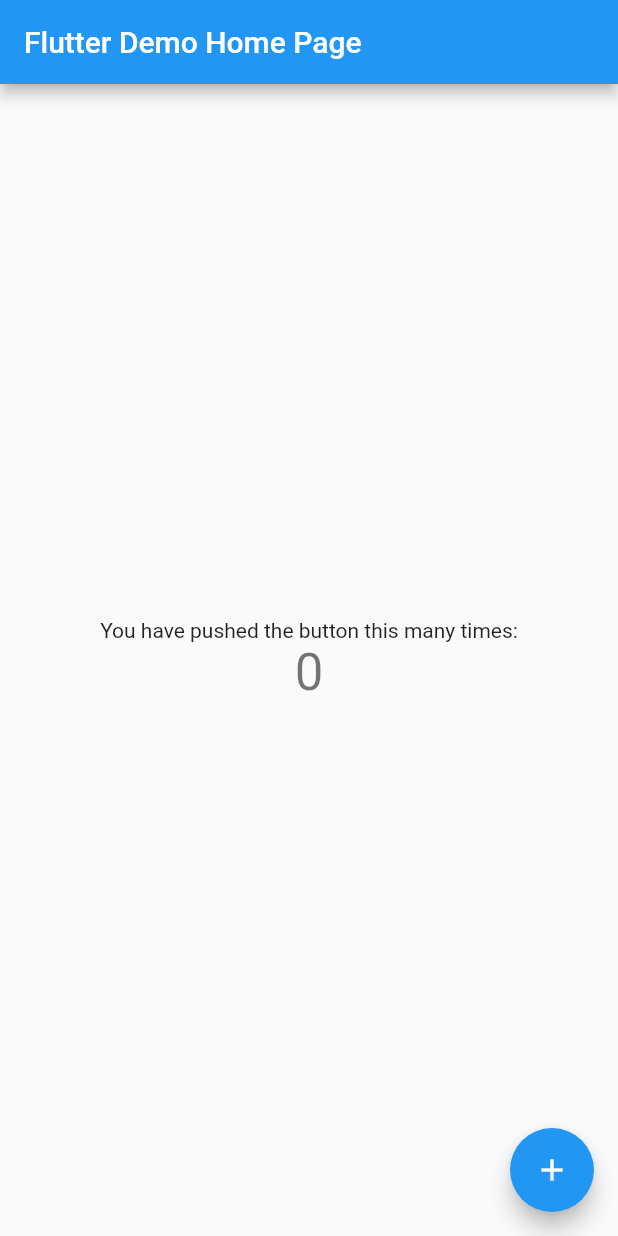
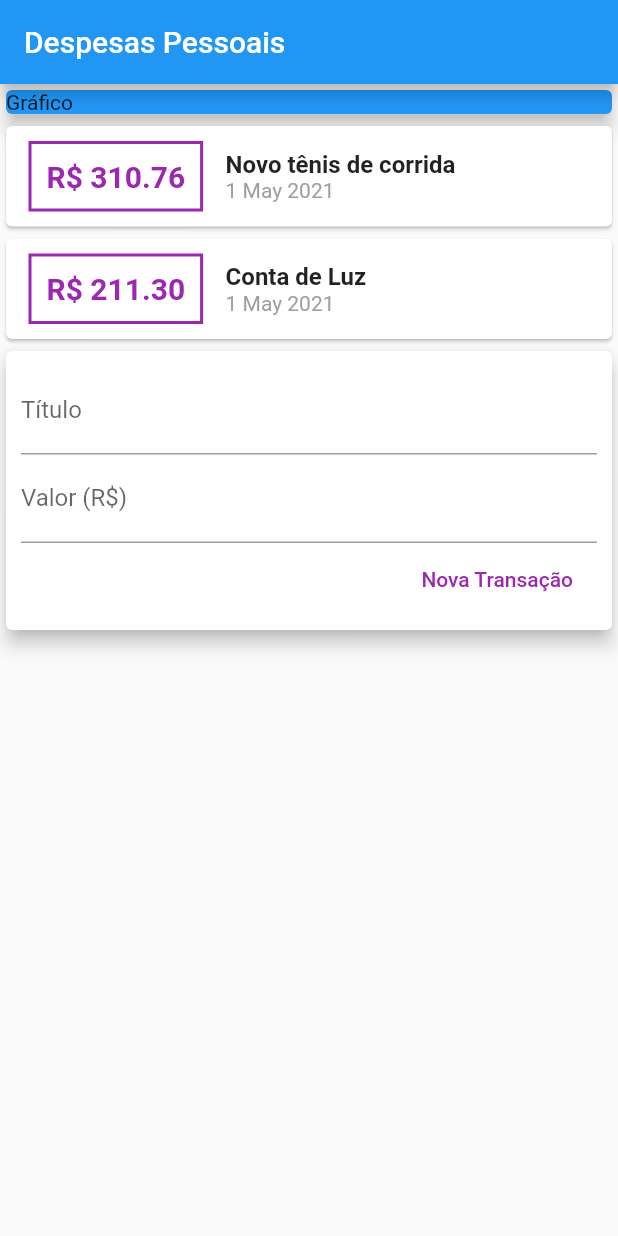
Before and after one commit to joaosatiro/study-flutter, a Flutter app: the screen it shows after launch, on a phone screen of 412 x 824 dp. Run offline on Flutter 3.47's test engine with Material 2 defaults, Android fonts, the phone set to English and light mode, and no system bars.

Commit message:
create components

```diff
--- /dev/null
+++ b/expenses/lib/components/transaction_form.dart
@@ -0,0 +1,43 @@
+import 'package:flutter/material.dart';
+
+class TransactionForm extends StatelessWidget {
+
+  final titleController = TextEditingController();
+  final valueController = TextEditingController();
+
+  @override
+  Widget build(BuildContext context) {
+    return Card(
+      elevation: 5,
+      child: Padding(
+        padding: const EdgeInsets.all(10),
+        child: Column(
+          children: [
+            TextField(
+              controller: titleController,
+              decoration: InputDecoration(
+                labelText: 'Título',
+              ),
+            ),
+            TextField(
+              controller: valueController,
+              decoration: InputDecoration(
+                labelText: 'Valor (R\$)',
+              ),
+            ),
+            Row(
+              mainAxisAlignment: MainAxisAlignment.end,
+              children: <Widget>[
+                FlatButton(
+                  onPressed: () {},
+                  textColor: Colors.purple,
+                  child: Text('Nova Transação'),
+                ),
+              ],
+            )
+          ],
+        ),
+      ),
+    );
+  }
+}
--- /dev/null
+++ b/expenses/lib/components/transaction_list.dart
@@ -0,0 +1,62 @@
+import 'package:expenses/models/transaction.dart';
+import 'package:flutter/material.dart';
+import 'package:intl/intl.dart';
+
+class TransactionList extends StatelessWidget {
+  final List<Transaction> transactions;
+
+  const TransactionList(this.transactions);
+
+  @override
+  Widget build(BuildContext context) {
+    return Column(
+      children: transactions.map((tr) {
+        return Card(
+          child: Row(
+            children: [
+              Container(
+                margin: EdgeInsets.symmetric(
+                  horizontal: 15,
+                  vertical: 10,
+                ),
+                decoration: BoxDecoration(
+                  border: Border.all(
+                    color: Colors.purple,
+                    width: 2,
+                  ),
+                ),
+                padding: EdgeInsets.all(10),
+                child: Text(
+                  'R\$ ${tr.value.toStringAsFixed(2)}',
+                  style: TextStyle(
+                    fontWeight: FontWeight.bold,
+                    fontSize: 20,
+                    color: Colors.purple,
+                  ),
+                ),
+              ),
+              Column(
+                crossAxisAlignment: CrossAxisAlignment.start,
+                children: <Widget>[
+                  Text(
+                    tr.title,
+                    style: TextStyle(
+                      fontSize: 16,
+                      fontWeight: FontWeight.bold,
+                    ),
+                  ),
+                  Text(
+                    DateFormat('d MMM y').format(tr.date),
+                    style: TextStyle(
+                      color: Colors.grey,
+                    ),
+                  ),
+                ],
+              )
+            ],
+          ),
+        );
+      }).toList(),
+    );
+  }
+}
--- /dev/null
+++ b/expenses/lib/components/transaction_user.dart
@@ -0,0 +1,37 @@
+import 'package:expenses/models/transaction.dart';
+import 'transaction_form.dart';
+import 'transaction_list.dart';
+import 'package:flutter/material.dart';
+
+class TransactionUser extends StatefulWidget {
+  @override
+  _TransactionUserState createState() => _TransactionUserState();
+}
+
+class _TransactionUserState extends State<TransactionUser> {
+
+  final _transactions = [
+    Transaction(
+      id: 't1',
+      title: 'Novo tênis de corrida',
+      value: 310.76,
+      date: DateTime.now(),
+    ),
+    Transaction(
+      id: 't2',
+      title: 'Conta de Luz',
+      value: 211.30,
+      date: DateTime.now(),
+    ),
+  ];
+
+  @override
+  Widget build(BuildContext context) {
+    return Column(
+      children: [
+        TransactionList(_transactions),
+        TransactionForm(),
+      ],
+    );
+  }
+}
--- a/expenses/lib/main.dart
+++ b/expenses/lib/main.dart
@@ -1,117 +1,36 @@
 import 'package:flutter/material.dart';
+import 'components/transaction_user.dart';
 
-void main() {
-  runApp(MyApp());
+main() => runApp(ExpenseApp());
+
+class ExpenseApp extends StatelessWidget {
+  @override
+  Widget build(BuildContext context) {
+    return MaterialApp(home: MyHomePage());
+  }
 }
 
-class MyApp extends StatelessWidget {
-  // This widget is the root of your application.
+class MyHomePage extends StatelessWidget {
+
   @override
   Widget build(BuildContext context) {
-    return MaterialApp(
-      title: 'Flutter Demo',
-      theme: ThemeData(
-        // This is the theme of your application.
-        //
-        // Try running your application with "flutter run". You'll see the
-        // application has a blue toolbar. Then, without quitting the app, try
-        // changing the primarySwatch below to Colors.green and then invoke
-        // "hot reload" (press "r" in the console where you ran "flutter run",
-        // or simply save your changes to "hot reload" in a Flutter IDE).
-        // Notice that the counter didn't reset back to zero; the application
-        // is not restarted.
-        primarySwatch: Colors.blue,
-        // This makes the visual density adapt to the platform that you run
-        // the app on. For desktop platforms, the controls will be smaller and
-        // closer together (more dense) than on mobile platforms.
-        visualDensity: VisualDensity.adaptivePlatformDensity,
+    return Scaffold(
+      appBar: AppBar(
+        title: Text('Despesas Pessoais'),
       ),
-      home: MyHomePage(title: 'Flutter Demo Home Page'),
+      body: Column(
+        crossAxisAlignment: CrossAxisAlignment.stretch,
+        children: [
+          Container(
+            child: Card(
+              color: Colors.blue,
+              child: Text('Gráfico'),
+              elevation: 5,
+            ),
+          ),
+          TransactionUser(),
+        ],
+      ),
     );
   }
 }
-
-class MyHomePage extends StatefulWidget {
-  MyHomePage({Key key, this.title}) : super(key: key);
-
-  // This widget is the home page of your application. It is stateful, meaning
-  // that it has a State object (defined below) that contains fields that affect
-  // how it looks.
-
-  // This class is the configuration for the state. It holds the values (in this
-  // case the title) provided by the parent (in this case the App widget) and
-  // used by the build method of the State. Fields in a Widget subclass are
-  // always marked "final".
-
-  final String title;
-
-  @override
-  _MyHomePageState createState() => _MyHomePageState();
-}
-
-class _MyHomePageState extends State<MyHomePage> {
-  int _counter = 0;
-
-  void _incrementCounter() {
-    setState(() {
-      // This call to setState tells the Flutter framework that something has
-      // changed in this State, which causes it to rerun the build method below
-      // so that the display can reflect the updated values. If we changed
-      // _counter without calling setState(), then the build method would not be
-      // called again, and so nothing would appear to happen.
-      _counter++;
-    });
-  }
-
-  @override
-  Widget build(BuildContext context) {
-    // This method is rerun every time setState is called, for instance as done
-    // by the _incrementCounter method above.
-    //
-    // The Flutter framework has been optimized to make rerunning build methods
-    // fast, so that you can just rebuild anything that needs updating rather
-    // than having to individually change instances of widgets.
-    return Scaffold(
-      appBar: AppBar(
-        // Here we take the value from the MyHomePage object that was created by
-        // the App.build method, and use it to set our appbar title.
-        title: Text(widget.title),
-      ),
-      body: Center(
-        // Center is a layout widget. It takes a single child and positions it
-        // in the middle of the parent.
-        child: Column(
-          // Column is also a layout widget. It takes a list of children and
-          // arranges them vertically. By default, it sizes itself to fit its
-          // children horizontally, and tries to be as tall as its parent.
-          //
-          // Invoke "debug painting" (press "p" in the console, choose the
-          // "Toggle Debug Paint" action from the Flutter Inspector in Android
-          // Studio, or the "Toggle Debug Paint" command in Visual Studio Code)
-          // to see the wireframe for each widget.
-          //
-          // Column has various properties to control how it sizes itself and
-          // how it positions its children. Here we use mainAxisAlignment to
-          // center the children vertically; the main axis here is the vertical
-          // axis because Columns are vertical (the cross axis would be
-          // horizontal).
-          mainAxisAlignment: MainAxisAlignment.center,
-          children: <Widget>[
-            Text(
-              'You have pushed the button this many times:',
-            ),
-            Text(
-              '$_counter',
-              style: Theme.of(context).textTheme.headline4,
-            ),
-          ],
-        ),
-      ),
-      floatingActionButton: FloatingActionButton(
-        onPressed: _incrementCounter,
-        tooltip: 'Increment',
-        child: Icon(Icons.add),
-      ), // This trailing comma makes auto-formatting nicer for build methods.
-    );
-  }
-}
--- /dev/null
+++ b/expenses/lib/models/transaction.dart
@@ -0,0 +1,15 @@
+import 'package:flutter/foundation.dart';
+
+class Transaction {
+  final String id;
+  final String title;
+  final double value;
+  final DateTime date;
+
+  Transaction({
+    @required this.id,
+    @required this.title,
+    @required this.value,
+    @required this.date,
+  });
+}
--- a/expenses/pubspec.yaml
+++ b/expenses/pubspec.yaml
@@ -23,7 +23,7 @@ environment:
 dependencies:
   flutter:
     sdk: flutter
-
+  intl: 0.16.1
 
   # The following adds the Cupertino Icons font to your application.
   # Use with the CupertinoIcons class for iOS style icons.
```
Also changed, not shown: expenses/pubspec.lock.
